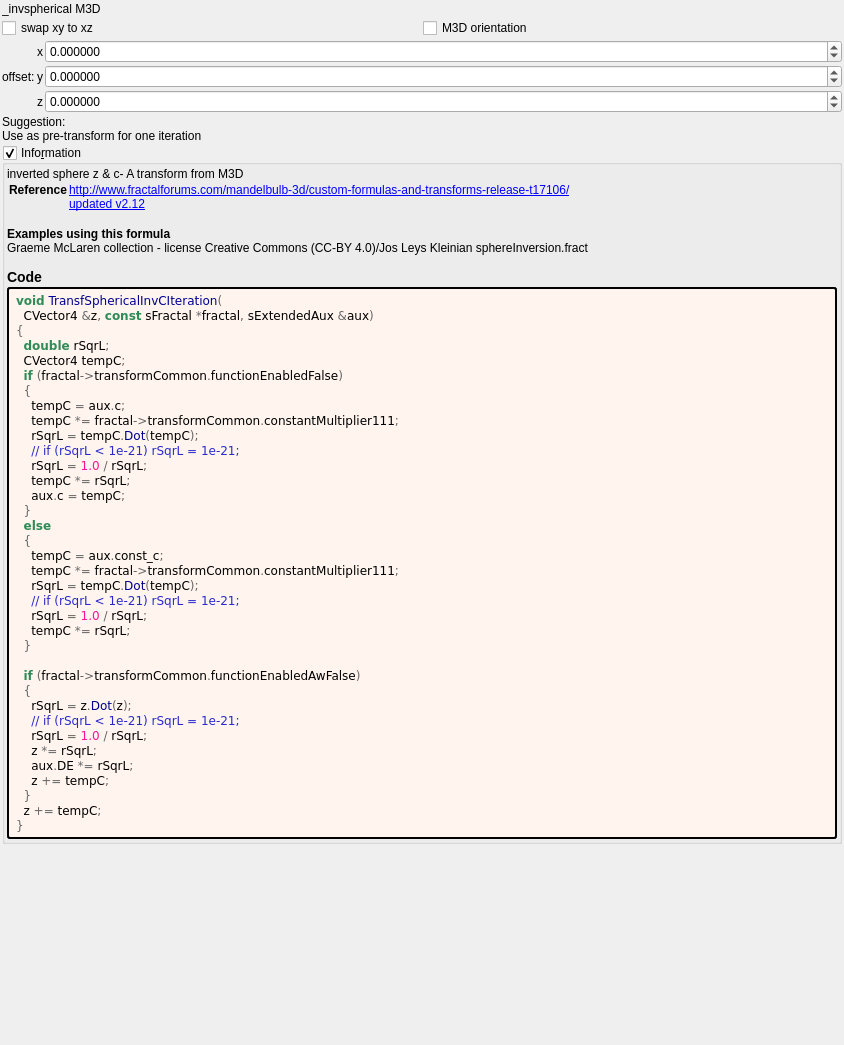
Before: the Qt Designer form mandelbulber2/formula/ui/transf_spherical_coord_invs.ui in buddhi1980/mandelbulber2, drawn with Qt 5.
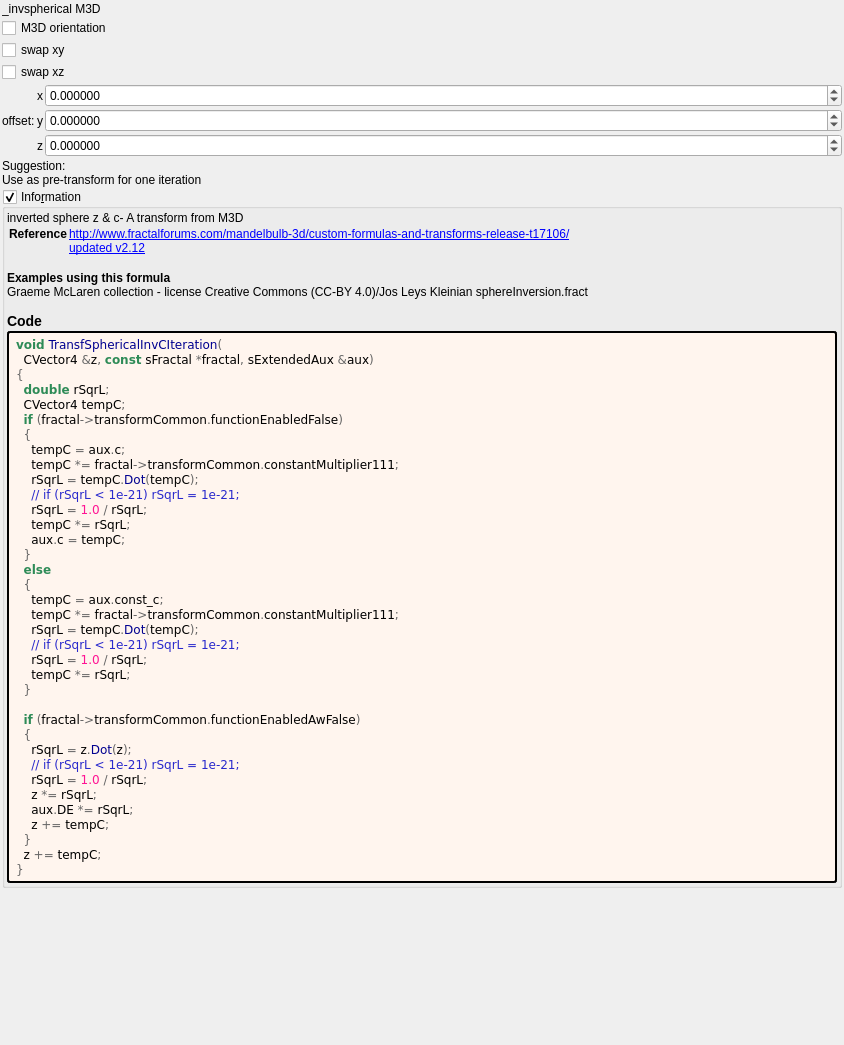
After: the same form once the commit is applied. Custom widgets are drawn as their Qt base class.

Commit message: transf_spherical_coord_invs.png

Patch:
```diff
--- a/mandelbulber2/formula/ui/transf_spherical_coord_invs.ui
+++ b/mandelbulber2/formula/ui/transf_spherical_coord_invs.ui
@@ -41,17 +41,24 @@
      <property name="spacing">
       <number>2</number>
      </property>
-     <item row="0" column="1">
+     <item row="1" column="0">
       <widget class="MyCheckBox" name="checkBox_transf_function_enabledA_false">
        <property name="text">
-        <string>M3D orientation</string>
+        <string>swap xy</string>
        </property>
       </widget>
      </item>
      <item row="0" column="0">
       <widget class="MyCheckBox" name="checkBox_transf_function_enabled_false">
        <property name="text">
-        <string>swap xy to xz</string>
+        <string>M3D orientation</string>
+       </property>
+      </widget>
+     </item>
+     <item row="2" column="0">
+      <widget class="MyCheckBox" name="checkBox_transf_function_enabledB_false">
+       <property name="text">
+        <string>swap xz</string>
        </property>
       </widget>
      </item>
@@ -317,16 +324,16 @@
    <header>my_group_box.h</header>
    <container>1</container>
   </customwidget>
-  <customwidget>
-   <class>MyDoubleSpinBox</class>
-   <extends>QDoubleSpinBox</extends>
-   <header>my_double_spin_box.h</header>
-  </customwidget>
   <customwidget>
    <class>MyCheckBox</class>
    <extends>QCheckBox</extends>
    <header>my_check_box.h</header>
   </customwidget>
+  <customwidget>
+   <class>MyDoubleSpinBox</class>
+   <extends>QDoubleSpinBox</extends>
+   <header>my_double_spin_box.h</header>
+  </customwidget>
  </customwidgets>
  <tabstops>
   <tabstop>groupCheck_info</tabstop>
```
Left out of the diff: 2 changed lines with no effect on the pictures. The commit also changes 5 other files.
